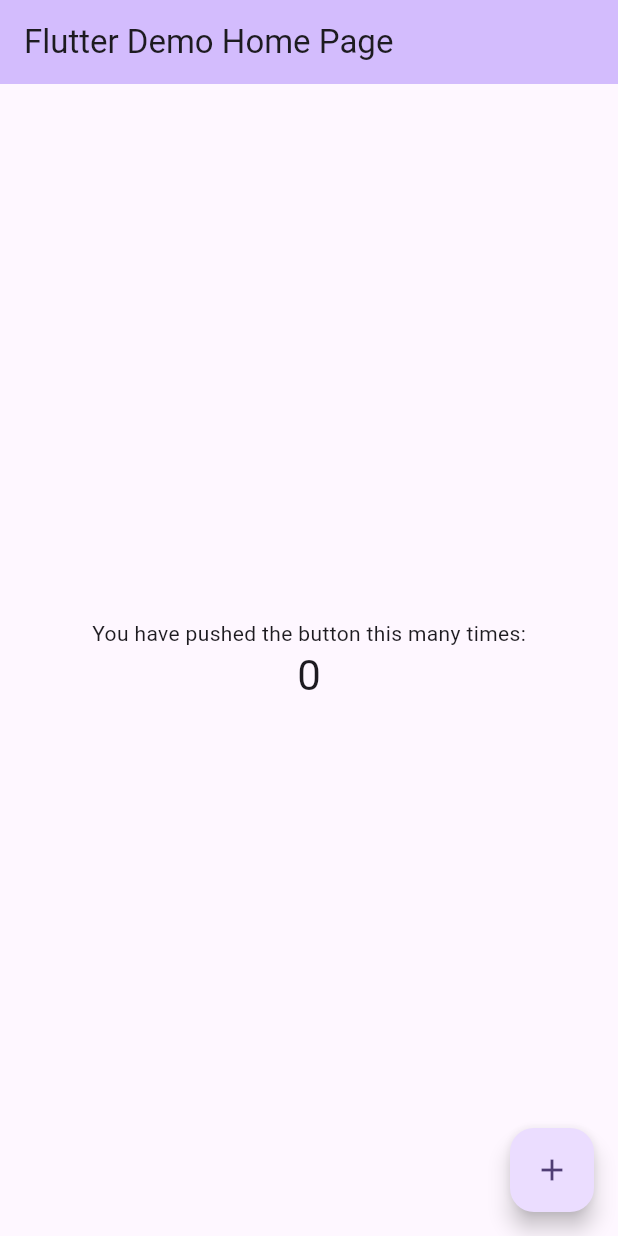
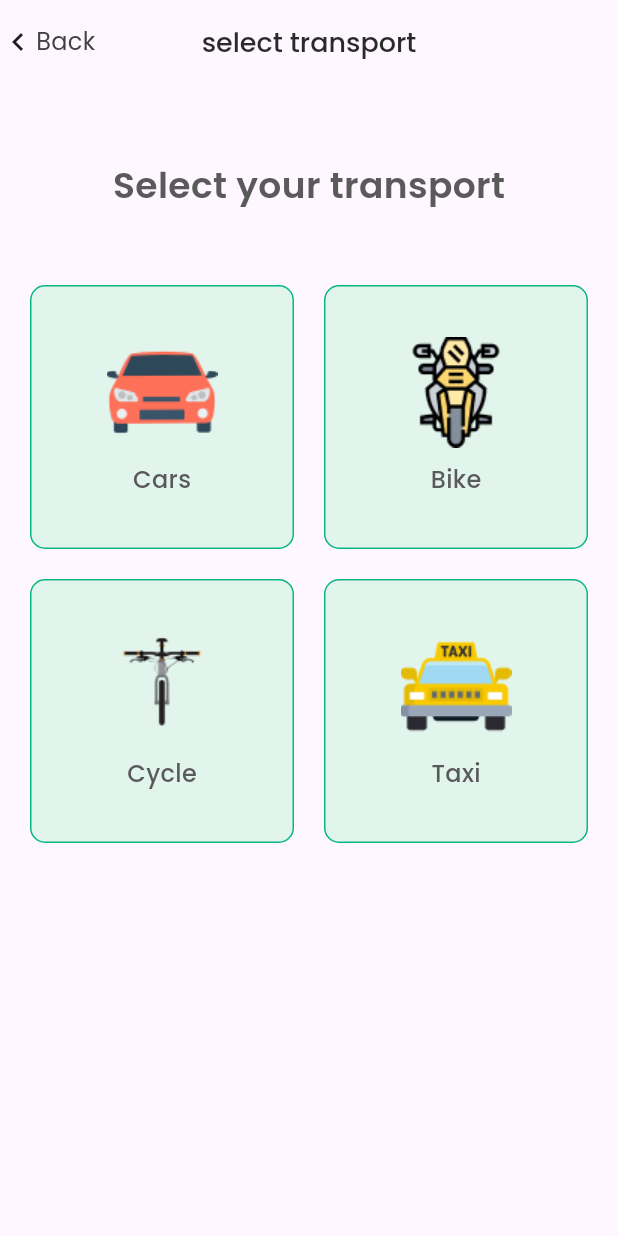
Before and after one commit to tech-cell-eg/round-2-Ride-Share-mobile-app, a Flutter app: the screen it shows after launch, on a phone screen of 412 x 824 dp. Run offline on Flutter 3.47's test engine with Material 3 defaults, Android fonts, the phone set to English and light mode, and no system bars; our stand-ins replace device_preview.

Commit message:
finish select transport page

```diff
--- /dev/null
+++ b/lib/Features/list_transportion/list_transportion_page.dart
@@ -0,0 +1,15 @@
+import 'package:flutter/material.dart';
+import 'package:ride_share/Features/list_transportion/widgets/list_transport_appbar.dart';
+import 'package:ride_share/Features/list_transportion/widgets/list_transport_body.dart';
+
+class ListTransportionPage extends StatelessWidget {
+  const ListTransportionPage({super.key});
+
+  @override
+  Widget build(BuildContext context) {
+    return Scaffold(
+      appBar: ListTransportAppbar(),
+      body: ListTransportBody(),
+    );
+  }
+}
--- /dev/null
+++ b/lib/Features/list_transportion/widgets/list_transport_appbar.dart
@@ -0,0 +1,36 @@
+import 'package:flutter/material.dart';
+import 'package:ride_share/core/constants/app_styles.dart';
+
+class ListTransportAppbar extends StatelessWidget
+    implements PreferredSizeWidget {
+  const ListTransportAppbar({
+    super.key,
+  });
+
+  @override
+  Widget build(BuildContext context) {
+    return AppBar(
+      title: Text(
+        "select transport",
+        style: AppStyles.medium18,
+      ),
+      centerTitle: true,
+      leading: InkWell(
+        onTap: () {},
+        child: Row(
+          children: [
+            Icon(Icons.chevron_left),
+            Text(
+              "Back",
+              style: AppStyles.regular16,
+            ),
+          ],
+        ),
+      ),
+      leadingWidth: 70,
+    );
+  }
+
+  @override
+  Size get preferredSize => Size.fromHeight(kToolbarHeight);
+}
--- /dev/null
+++ b/lib/Features/list_transportion/widgets/list_transport_body.dart
@@ -0,0 +1,59 @@
+import 'package:flutter/material.dart';
+import 'package:ride_share/Features/list_transportion/widgets/transport_component.dart';
+import 'package:ride_share/core/constants/app_styles.dart';
+import 'package:ride_share/core/constants/generated/images.dart';
+
+class ListTransportBody extends StatelessWidget {
+  const ListTransportBody({
+    super.key,
+  });
+
+  @override
+  Widget build(BuildContext context) {
+    return Padding(
+      padding: EdgeInsets.all(20),
+      child: Column(
+        children: [
+          SizedBox(height: 30),
+          Align(
+            alignment: AlignmentDirectional.center,
+            child: Text("Select your transport", style: AppStyles.semiBold16),
+          ),
+          SizedBox(height: 50),
+          Expanded(
+            // Add Expanded here to prevent overflow
+            child: GridView(
+              gridDelegate: SliverGridDelegateWithFixedCrossAxisCount(
+                crossAxisCount: 2, // Number of columns
+                crossAxisSpacing: 20, // Horizontal space between items
+                mainAxisSpacing: 20, // Vertical space between items
+              ),
+              children: [
+                TransportComponent(
+                  onTap: () {},
+                  image: AppImages.imagesCar,
+                  text: "Cars",
+                ),
+                TransportComponent(
+                  onTap: () {},
+                  image: AppImages.imagesBike,
+                  text: "Bike",
+                ),
+                TransportComponent(
+                  onTap: () {},
+                  image: AppImages.imagesCycle,
+                  text: "Cycle",
+                ),
+                TransportComponent(
+                  onTap: () {},
+                  image: AppImages.imagesTaxi,
+                  text: "Taxi",
+                ),
+              ],
+            ),
+          ),
+        ],
+      ),
+    );
+  }
+}
--- /dev/null
+++ b/lib/Features/list_transportion/widgets/transport_component.dart
@@ -0,0 +1,37 @@
+import 'package:flutter/material.dart';
+import 'package:ride_share/core/constants/app_styles.dart';
+
+class TransportComponent extends StatelessWidget {
+  const TransportComponent({
+    super.key,
+    required this.image,
+    required this.text,
+    required this.onTap,
+  });
+  final String image, text;
+  final Function() onTap;
+
+  @override
+  Widget build(BuildContext context) {
+    return InkWell(
+      onTap: onTap,
+      child: Container(
+        decoration: BoxDecoration(
+          border: Border.all(color: Color(0xff08B783)),
+          borderRadius: BorderRadius.all(Radius.circular(10)),
+          color: Color(0xffE2F5ED),
+        ),
+        child: Column(
+          mainAxisAlignment: MainAxisAlignment.center,
+          children: [
+            Spacer(),
+            Image.asset(image),
+            SizedBox(height: 10),
+            Text(text, style: AppStyles.medium16),
+            Spacer(),
+          ],
+        ),
+      ),
+    );
+  }
+}
--- a/lib/app.dart
+++ b/lib/app.dart
@@ -1,4 +1,5 @@
 import 'package:flutter/material.dart';
+import 'package:ride_share/Features/list_transportion/list_transportion_page.dart';
 
 class MyApp extends StatelessWidget {
   const MyApp({super.key});
@@ -7,116 +8,21 @@ class MyApp extends StatelessWidget {
   @override
   Widget build(BuildContext context) {
     return MaterialApp(
+      debugShowCheckedModeBanner: false,
       title: 'Flutter Demo',
       theme: ThemeData(
-        // This is the theme of your application.
-        //
-        // TRY THIS: Try running your application with "flutter run". You'll see
-        // the application has a purple toolbar. Then, without quitting the app,
-        // try changing the seedColor in the colorScheme below to Colors.green
-        // and then invoke "hot reload" (save your changes or press the "hot
-        // reload" button in a Flutter-supported IDE, or press "r" if you used
-        // the command line to start the app).
-        //
-        // Notice that the counter didn't reset back to zero; the application
-        // state is not lost during the reload. To reset the state, use hot
-        // restart instead.
-        //
-        // This works for code too, not just values: Most code changes can be
-        // tested with just a hot reload.
-        colorScheme: ColorScheme.fromSeed(seedColor: Colors.deepPurple),
-        useMaterial3: true,
-
+        fontFamily: 'Poppins',
       ),
-      home: const MyHomePage(title: 'Flutter Demo Home Page'),
+      home: const MyHomePage(),
     );
   }
 }
 
-class MyHomePage extends StatefulWidget {
-  const MyHomePage({super.key, required this.title});
-
-  // This widget is the home page of your application. It is stateful, meaning
-  // that it has a State object (defined below) that contains fields that affect
-  // how it looks.
-
-  // This class is the configuration for the state. It holds the values (in this
-  // case the title) provided by the parent (in this case the App widget) and
-  // used by the build method of the State. Fields in a Widget subclass are
-  // always marked "final".
-
-  final String title;
-
-  @override
-  State<MyHomePage> createState() => _MyHomePageState();
-}
-
-class _MyHomePageState extends State<MyHomePage> {
-  int _counter = 0;
-
-  void _incrementCounter() {
-    setState(() {
-      // This call to setState tells the Flutter framework that something has
-      // changed in this State, which causes it to rerun the build method below
-      // so that the display can reflect the updated values. If we changed
-      // _counter without calling setState(), then the build method would not be
-      // called again, and so nothing would appear to happen.
-      _counter++;
-    });
-  }
+class MyHomePage extends StatelessWidget {
+  const MyHomePage({super.key});
 
   @override
   Widget build(BuildContext context) {
-    // This method is rerun every time setState is called, for instance as done
-    // by the _incrementCounter method above.
-    //
-    // The Flutter framework has been optimized to make rerunning build methods
-    // fast, so that you can just rebuild anything that needs updating rather
-    // than having to individually change instances of widgets.
-    return Scaffold(
-      appBar: AppBar(
-        // TRY THIS: Try changing the color here to a specific color (to
-        // Colors.amber, perhaps?) and trigger a hot reload to see the AppBar
-        // change color while the other colors stay the same.
-        backgroundColor: Theme.of(context).colorScheme.inversePrimary,
-        // Here we take the value from the MyHomePage object that was created by
-        // the App.build method, and use it to set our appbar title.
-        title: Text(widget.title),
-      ),
-      body: Center(
-        // Center is a layout widget. It takes a single child and positions it
-        // in the middle of the parent.
-        child: Column(
-          // Column is also a layout widget. It takes a list of children and
-          // arranges them vertically. By default, it sizes itself to fit its
-          // children horizontally, and tries to be as tall as its parent.
-          //
-          // Column has various properties to control how it sizes itself and
-          // how it positions its children. Here we use mainAxisAlignment to
-          // center the children vertically; the main axis here is the vertical
-          // axis because Columns are vertical (the cross axis would be
-          // horizontal).
-          //
-          // TRY THIS: Invoke "debug painting" (choose the "Toggle Debug Paint"
-          // action in the IDE, or press "p" in the console), to see the
-          // wireframe for each widget.
-          mainAxisAlignment: MainAxisAlignment.center,
-          children: <Widget>[
-            const Text(
-              'You have pushed the button this many times:',
-            ),
-            Text(
-              '$_counter',
-              style: Theme.of(context).textTheme.headlineMedium,
-            ),
-          ],
-        ),
-      ),
-      floatingActionButton: FloatingActionButton(
-        onPressed: _incrementCounter,
-        tooltip: 'Increment',
-        child: const Icon(Icons.add),
-      ), // This trailing comma makes auto-formatting nicer for build methods.
-    );
+    return ListTransportionPage();
   }
 }
--- /dev/null
+++ b/lib/core/constants/app_styles.dart
@@ -0,0 +1,28 @@
+import 'package:flutter/material.dart';
+
+abstract class AppStyles {
+  static const TextStyle regular16 = TextStyle(
+    fontSize: 16,
+    fontWeight: FontWeight.w400,
+    color: Color(0xff414141),
+    fontFamily: 'Poppins',
+  );
+  static const TextStyle medium18 = TextStyle(
+    fontSize: 18,
+    fontWeight: FontWeight.w500,
+    color: Color(0xff2A2A2A),
+    fontFamily: 'Poppins',
+  );
+  static const TextStyle semiBold16 = TextStyle(
+    fontSize: 24,
+    fontWeight: FontWeight.w600,
+    color: Color(0xff5A5A5A),
+    fontFamily: 'Poppins',
+  );
+  static const TextStyle medium16 = TextStyle(
+    fontSize: 16,
+    fontWeight: FontWeight.w500,
+    color: Color(0xff5A5A5A),
+    fontFamily: 'Poppins',
+  );
+}
--- a/lib/main.dart
+++ b/lib/main.dart
@@ -1,6 +1,14 @@
+import 'package:device_preview/device_preview.dart';
+import 'package:flutter/foundation.dart';
 import 'package:flutter/material.dart';
-import 'package:ride_share/app.dart';
+
+import 'app.dart';
 
 void main() {
-  runApp(const MyApp());
+  runApp(
+    DevicePreview(
+      enabled: !kReleaseMode,
+      builder: (context) => MyApp(), // Wrap your app
+    ),
+  );
 }
```
Also changed, not shown: pubspec.yaml (+30 -42 lines), assets/images/Bike.png (added), assets/images/Car.png (added), assets/images/Cycle.png (added), assets/images/Taxi.png (added), lib/core/constants/generated/images.dart (added), pubspec.lock, 1 other file.
